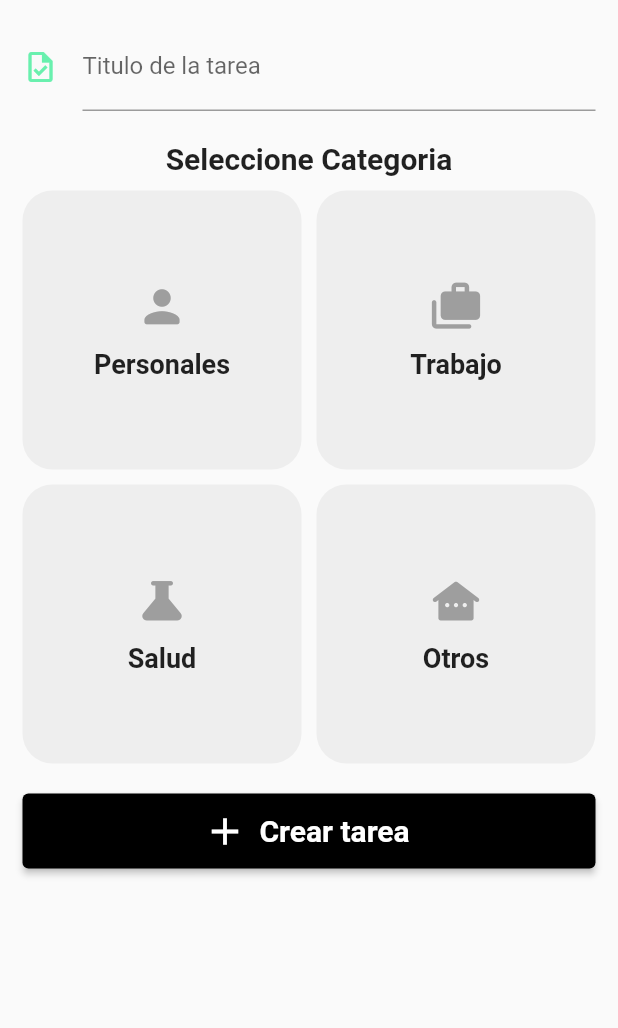
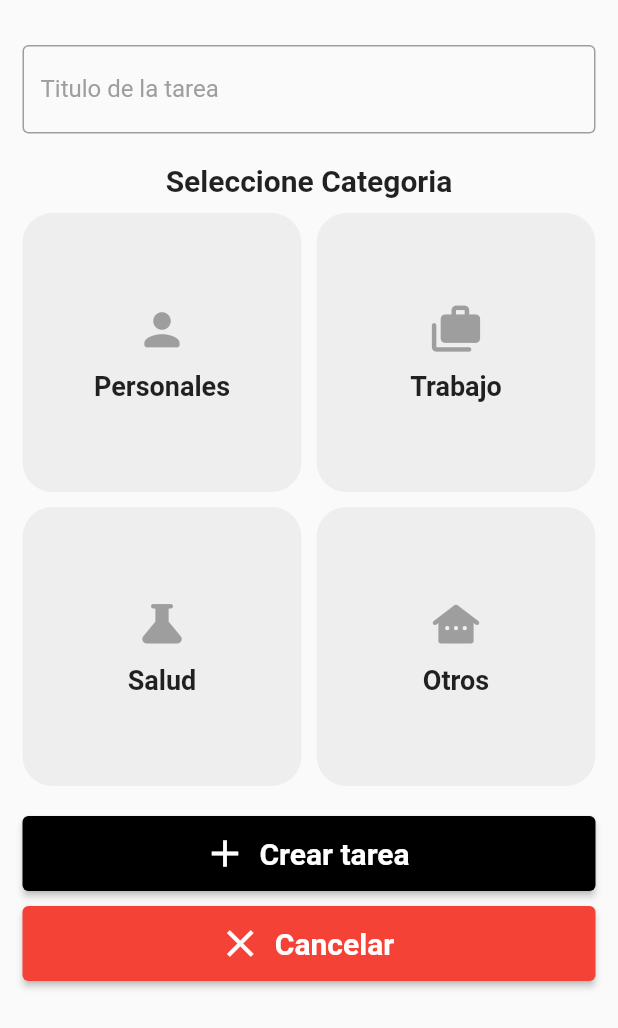
Before and after one commit to nicopv-dev/task-app, a Flutter app: the FormWidget widget shown alone on an empty page, opened directly, on a phone screen of 412 x 824 dp. Shown: the top 1028 px of the screen. Run offline on Flutter 3.47's test engine with Material 2 defaults, Android fonts, the phone set to English and light mode, and no system bars; our stand-ins replace cloud_firestore, firebase_auth, firebase_core, google_sign_in; accounts and stored records are empty.

Commit message:
form add task customized

```diff
--- a/lib/screens/dashboard/widgets/form_widget.dart
+++ b/lib/screens/dashboard/widgets/form_widget.dart
@@ -23,19 +23,29 @@ class _FormWidget extends State<FormWidget> {
     User currentUser = FirebaseAuth.instance.currentUser!;
 
     return Container(
-        padding: EdgeInsets.all(15),
+        padding: EdgeInsets.symmetric(vertical: 30, horizontal: 15),
         child: Form(
           key: _formKey,
           child: Column(
             children: [
               TextFormField(
                 decoration: const InputDecoration(
-                  icon: Icon(Icons.task_outlined, color: Colors.greenAccent,),
                   hintText: "¿Cual es el titulo de la tarea?",
                   labelText: "Titulo de la tarea",
-                  hoverColor: Colors.grey,
+                  hoverColor: Colors.cyan,
+                  labelStyle: TextStyle(color: Colors.grey),
                   hintStyle: TextStyle(color: Colors.grey),
-                  disabledBorder: OutlineInputBorder(borderSide: BorderSide(width: 1, color: Colors.transparent)),
+                  fillColor: Colors.cyan,
+                  focusedBorder: OutlineInputBorder(
+                    borderSide: BorderSide(
+                      color: Colors.cyan
+                    )
+                  ),
+                  enabledBorder: OutlineInputBorder(
+                    borderSide: BorderSide(
+                      color: Colors.grey
+                    )
+                  )
                 ),
                 onChanged: (value) {
                   title = value;
@@ -76,11 +86,35 @@ class _FormWidget extends State<FormWidget> {
                     }).then((value) => {
                       Navigator.of(context).pop()
                     }).catchError((e) => {
-
+                      print(e)
                     });
                   },
                   label: Text("Crear tarea", style: TextStyle(fontSize: 20, fontWeight: FontWeight.bold),),
                   icon: Icon(Icons.add, size: 30,),
+                ),
+              ),
+              SizedBox(height: 10,),
+              Container(
+                alignment: Alignment.center,
+                child: ElevatedButton.icon(
+                  style: ElevatedButton.styleFrom(
+                    primary: Colors.red,
+                    minimumSize: const Size.fromHeight(50),
+                  ),
+                  onPressed: () async {
+                    await FirebaseFirestore.instance.collection("tasks").add({
+                      'title': title,
+                      'category': selectedCategory,
+                      'date': DateTime.now().toString(),
+                      'uid': currentUser.uid,
+                    }).then((value) => {
+                      Navigator.of(context).pop()
+                    }).catchError((e) => {
+                      Navigator.of(context).pop()
+                    });
+                  },
+                  label: Text("Cancelar", style: TextStyle(fontSize: 20, fontWeight: FontWeight.bold),),
+                  icon: Icon(Icons.close, size: 30,),
                 ),
               )
             ],
--- a/lib/screens/detail/detail_screen.dart
+++ b/lib/screens/detail/detail_screen.dart
@@ -19,6 +19,7 @@ class DetailScreen extends StatelessWidget {
 
     return Scaffold(
       backgroundColor: Colors.black,
+      resizeToAvoidBottomInset: false,
       body: NestedScrollView(
         floatHeaderSlivers: true,
         headerSliverBuilder: (BuildContext context, bool innerBoxIsScrolled) {
```
Also changed, not shown: lib/screens/login_screen.dart (+26 -3 lines), assets/images/welcome.jpg (added), assets/images/welcome_2.jpg (added).
